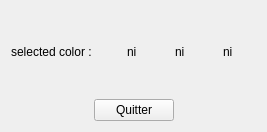
Ros1neo/IOGS_RV_TRACKING, file mainwindow.ui: the form before one commit.
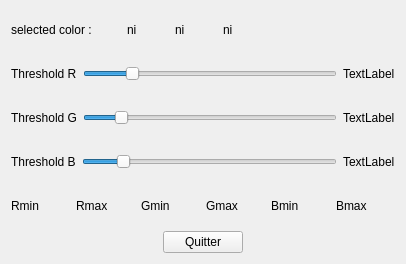
The form after the commit.

```diff
--- a/mainwindow.ui
+++ b/mainwindow.ui
@@ -6,8 +6,8 @@
    <rect>
     <x>0</x>
     <y>0</y>
-    <width>267</width>
-    <height>132</height>
+    <width>406</width>
+    <height>264</height>
    </rect>
   </property>
   <property name="windowTitle">
@@ -16,26 +16,172 @@
   <widget class="QWidget" name="centralWidget">
    <layout class="QVBoxLayout" name="verticalLayout_2">
     <item>
-     <layout class="QHBoxLayout" name="horizontalLayout">
+     <layout class="QVBoxLayout" name="verticalLayout">
       <item>
-       <widget class="QLabel" name="label">
-        <property name="maximumSize">
-         <size>
-          <width>110</width>
-          <height>16777215</height>
-         </size>
-        </property>
-        <property name="text">
-         <string>selected color : </string>
-        </property>
-       </widget>
+       <layout class="QHBoxLayout" name="horizontalLayout">
+        <item>
+         <widget class="QLabel" name="label">
+          <property name="maximumSize">
+           <size>
+            <width>110</width>
+            <height>16777215</height>
+           </size>
+          </property>
+          <property name="text">
+           <string>selected color : </string>
+          </property>
+         </widget>
+        </item>
+        <item>
+         <widget class="QLabel" name="label_selected_color">
+          <property name="text">
+           <string>ni	ni	ni</string>
+          </property>
+         </widget>
+        </item>
+        <item>
+         <layout class="QHBoxLayout" name="horizontalLayout_5"/>
+        </item>
+       </layout>
       </item>
       <item>
-       <widget class="QLabel" name="label_selected_color">
-        <property name="text">
-         <string>ni	ni	ni</string>
-        </property>
-       </widget>
+       <layout class="QHBoxLayout" name="horizontalLayout_6">
+        <item>
+         <widget class="QLabel" name="label_4">
+          <property name="text">
+           <string>Threshold R</string>
+          </property>
+         </widget>
+        </item>
+        <item>
+         <widget class="QSlider" name="R_slider">
+          <property name="maximum">
+           <number>255</number>
+          </property>
+          <property name="value">
+           <number>45</number>
+          </property>
+          <property name="orientation">
+           <enum>Qt::Horizontal</enum>
+          </property>
+         </widget>
+        </item>
+        <item>
+         <widget class="QLabel" name="RThresholdValue">
+          <property name="text">
+           <string>TextLabel</string>
+          </property>
+         </widget>
+        </item>
+       </layout>
+      </item>
+      <item>
+       <layout class="QHBoxLayout" name="horizontalLayout_4">
+        <item>
+         <widget class="QLabel" name="label_3">
+          <property name="text">
+           <string>Threshold G</string>
+          </property>
+         </widget>
+        </item>
+        <item>
+         <widget class="QSlider" name="G_slider">
+          <property name="maximum">
+           <number>255</number>
+          </property>
+          <property name="value">
+           <number>33</number>
+          </property>
+          <property name="orientation">
+           <enum>Qt::Horizontal</enum>
+          </property>
+         </widget>
+        </item>
+        <item>
+         <widget class="QLabel" name="GThresholdValue">
+          <property name="text">
+           <string>TextLabel</string>
+          </property>
+         </widget>
+        </item>
+       </layout>
+      </item>
+      <item>
+       <layout class="QHBoxLayout" name="horizontalLayout_3">
+        <item>
+         <widget class="QLabel" name="label_2">
+          <property name="text">
+           <string>Threshold B</string>
+          </property>
+         </widget>
+        </item>
+        <item>
+         <widget class="QSlider" name="B_slider">
+          <property name="maximum">
+           <number>255</number>
+          </property>
+          <property name="value">
+           <number>36</number>
+          </property>
+          <property name="orientation">
+           <enum>Qt::Horizontal</enum>
+          </property>
+         </widget>
+        </item>
+        <item>
+         <widget class="QLabel" name="BThresholdValue">
+          <property name="text">
+           <string>TextLabel</string>
+          </property>
+         </widget>
+        </item>
+       </layout>
+      </item>
+      <item>
+       <layout class="QHBoxLayout" name="horizontalLayout_7">
+        <item>
+         <widget class="QLabel" name="Rmin">
+          <property name="text">
+           <string>Rmin</string>
+          </property>
+         </widget>
+        </item>
+        <item>
+         <widget class="QLabel" name="Rmax">
+          <property name="text">
+           <string>Rmax</string>
+          </property>
+         </widget>
+        </item>
+        <item>
+         <widget class="QLabel" name="Gmin">
+          <property name="text">
+           <string>Gmin</string>
+          </property>
+         </widget>
+        </item>
+        <item>
+         <widget class="QLabel" name="Gmax">
+          <property name="text">
+           <string>Gmax</string>
+          </property>
+         </widget>
+        </item>
+        <item>
+         <widget class="QLabel" name="Bmin">
+          <property name="text">
+           <string>Bmin</string>
+          </property>
+         </widget>
+        </item>
+        <item>
+         <widget class="QLabel" name="Bmax">
+          <property name="text">
+           <string>Bmax</string>
+          </property>
+         </widget>
+        </item>
+       </layout>
       </item>
      </layout>
     </item>
```
Left out of the diff: 10 changed lines with no effect on the pictures.
